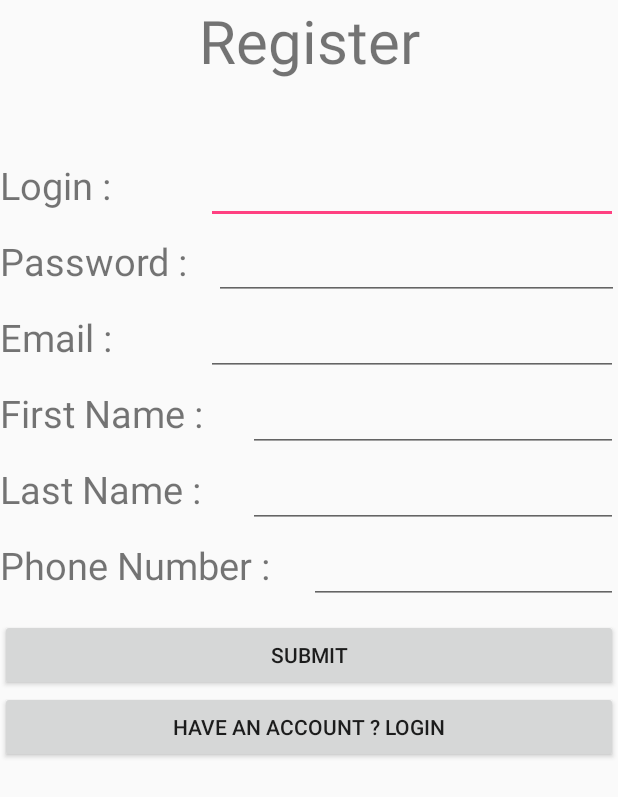
After one commit to CentraleFitness/Centrale-fitness-Android, an Android app: the RegisterActivity screen opened directly, with no data from a screen before it, on a phone screen of 412 x 824 dp. The commit adds this screen. Shown: the top 797 px of the screen. Run offline under Robolectric (Android 15) with nearby library versions, the phone set to English and light mode, and no system bars.

Commit message:
Register page

```diff
--- a/communication/src/main/java/com/fitness/centrale/centralefitness/Communication.java
+++ b/communication/src/main/java/com/fitness/centrale/centralefitness/Communication.java
@@ -11,7 +11,7 @@ public class Communication {
     protected Paths path;
 
 
-    protected ResponseObject prepareRequest(){
+    public ResponseObject prepareRequest(){
         SendRequestObject obj = new SendRequestObject();
         obj.messageToSend = requestObject;
         new RequestLauncher(obj, path).start();
--- a/communication/src/main/java/com/fitness/centrale/centralefitness/requests/AuthWithCredsRequest.java
+++ b/communication/src/main/java/com/fitness/centrale/centralefitness/requests/AuthWithCredsRequest.java
@@ -21,7 +21,8 @@ public class AuthWithCredsRequest extends Communication {
 
 
     public static void main(String[] args) {
-        System.out.println(new AuthWithCredsRequest("toto", "tata").prepareRequest().get(Constants.TOKEN));
+        System.out.println(new AuthWithCredsRequest("totljlkklo", "tati").prepareRequest().get("code"));
+
     }
 
 
--- a/communication/src/main/java/com/fitness/centrale/centralefitness/requests/AuthWithToken.java
+++ b/communication/src/main/java/com/fitness/centrale/centralefitness/requests/AuthWithToken.java
@@ -16,4 +16,9 @@ public class AuthWithToken extends Communication {
         requestObject = new RequestObject();
         requestObject.put(Constants.TOKEN, token);
     }
+
+
+    public static void main(String[] args) {
+        System.out.println(new AuthWithToken("eyJhbGciOiJIUzI1NiJ9.pc3MiOiJ0b3RvIn0.2VC8mvqNJH6Cb_wUFDCdGGGxNH18WmWrtLB-sszfA").prepareRequest().get("code"));
+    }
 }
--- a/mobile/build.gradle
+++ b/mobile/build.gradle
@@ -28,5 +28,6 @@ dependencies {
     compile 'com.google.android.gms:play-services-wearable:10.2.0'
     compile 'com.android.support:appcompat-v7:25.2.0'
     compile 'com.android.support.constraint:constraint-layout:1.0.2'
+    compile project(':communication')
     testCompile 'junit:junit:4.12'
 }
--- /dev/null
+++ b/mobile/src/main/java/com/fitness/centrale/centralefitness/RegisterActivity.java
@@ -0,0 +1,93 @@
+package com.fitness.centrale.centralefitness;
+
+import android.content.Intent;
+import android.os.Bundle;
+import android.support.annotation.Nullable;
+import android.support.v7.app.AppCompatActivity;
+import android.text.InputType;
+import android.view.View;
+import android.widget.Button;
+import android.widget.EditText;
+import android.widget.TextView;
+
+import com.fitness.centrale.centralefitness.requests.RegisterRequest;
+
+/**
+ * Created by remy on 16/03/17.
+ */
+
+public class RegisterActivity extends AppCompatActivity {
+
+    TextView loginText;
+    EditText login;
+    TextView passwordText;
+    EditText password;
+    TextView emailText;
+    EditText email;
+    EditText firstName;
+    EditText lastName;
+    EditText phone;
+    Button submit;
+    Button loginButton;
+
+
+    public void initComponents(){
+        loginText = (TextView) findViewById(R.id.RegisterLoginLbl);
+        login = (EditText) findViewById(R.id.RegisterLogin);
+
+        passwordText = (TextView) findViewById(R.id.RegisterPasswordLbl);
+        password = (EditText) findViewById(R.id.RegisterPassword);
+        password.setInputType(InputType.TYPE_CLASS_TEXT | InputType.TYPE_TEXT_VARIATION_PASSWORD);
+
+
+        emailText = (TextView) findViewById(R.id.RegisterEmail);
+        email = (EditText) findViewById(R.id.RegisterEmail);
+        email.setInputType(InputType.TYPE_TEXT_VARIATION_EMAIL_ADDRESS);
+
+        firstName = (EditText) findViewById(R.id.RegisterFirstName);
+        lastName = (EditText) findViewById(R.id.RegisterLastName);
+
+        phone = (EditText) findViewById(R.id.RegisterPhone);
+        phone.setInputType(InputType.TYPE_CLASS_PHONE);
+
+        submit = (Button) findViewById(R.id.RegisterSubmit);
+        loginButton  = (Button) findViewById(R.id.RegisterLoginButton);
+    }
+
+    @Override
+    protected void onCreate(@Nullable Bundle savedInstanceState) {
+        super.onCreate(savedInstanceState);
+        setContentView(R.layout.activity_register);
+        initComponents();
+
+        submit.setOnClickListener(new View.OnClickListener() {
+            @Override
+            public void onClick(View v) {
+                String loginStr = login.getText().toString();
+                String passStr = password.getText().toString();
+                String emailStr = email.getText().toString();
+                String firstNameStr = firstName.getText().toString();
+                String lastNameStr = lastName.getText().toString();
+                String phoneStr = phone.getText().toString();
+                ResponseObject obj = new RegisterRequest(loginStr, passStr, emailStr, lastNameStr, firstNameStr, phoneStr).prepareRequest();
+                if (!obj.isAnError()){
+                    //TODO : Save le token
+                    Intent intent = new Intent(RegisterActivity.this, MainActivity.class);
+                    intent.addFlags(Intent.FLAG_ACTIVITY_CLEAR_TASK | Intent.FLAG_ACTIVITY_NEW_TASK);
+                    startActivity(intent);
+
+                }
+            }
+        });
+
+        loginButton.setOnClickListener(new View.OnClickListener() {
+            @Override
+            public void onClick(View v) {
+                Intent intent = new Intent(RegisterActivity.this, LoginActivity.class);
+                intent.addFlags(Intent.FLAG_ACTIVITY_CLEAR_TASK | Intent.FLAG_ACTIVITY_NEW_TASK);
+                startActivity(intent);
+
+            }
+        });
+    }
+}
--- /dev/null
+++ b/mobile/src/main/res/layout/activity_register.xml
@@ -0,0 +1,161 @@
+<?xml version="1.0" encoding="utf-8"?>
+<LinearLayout xmlns:android="http://schemas.android.com/apk/res/android"
+    android:orientation="vertical" android:layout_width="match_parent"
+    android:layout_height="match_parent">
+
+
+    <TextView
+        android:layout_width="match_parent"
+        android:layout_height="wrap_content"
+        android:text="Register"
+        android:gravity="center"
+        android:textSize="40dp" />
+
+
+    <LinearLayout
+        android:layout_width="match_parent"
+        android:layout_height="wrap_content"
+        android:orientation="horizontal"
+        android:layout_marginTop="50dp">
+
+        <TextView
+            android:id="@+id/RegisterLoginLbl"
+            android:layout_width="match_parent"
+            android:layout_height="wrap_content"
+            android:text="Login : "
+            android:textSize="25dp"
+            android:layout_weight="2"/>
+        <EditText
+            android:id="@+id/RegisterLogin"
+            android:layout_width="match_parent"
+            android:layout_height="wrap_content"
+            android:layout_weight="1"/>
+
+    </LinearLayout>
+
+    <LinearLayout
+        android:layout_width="match_parent"
+        android:layout_height="wrap_content"
+        android:orientation="horizontal"
+        android:layout_marginTop="5dp">
+
+        <TextView
+            android:id="@+id/RegisterPasswordLbl"
+            android:layout_width="match_parent"
+            android:layout_height="wrap_content"
+            android:text="Password : "
+            android:layout_weight="1.9"
+            android:textSize="25dp"/>
+
+        <EditText
+            android:id="@+id/RegisterPassword"
+
+            android:layout_width="match_parent"
+            android:layout_height="wrap_content"
+            android:layout_weight="1"/>
+
+
+    </LinearLayout>
+
+    <LinearLayout
+        android:layout_width="match_parent"
+        android:layout_height="wrap_content"
+        android:orientation="horizontal"
+        android:layout_marginTop="5dp">
+
+        <TextView
+            android:id="@+id/RegisterEmailLbl"
+            android:layout_width="match_parent"
+            android:layout_height="wrap_content"
+            android:text="Email : "
+            android:textSize="25dp"
+            android:layout_weight="2"/>
+
+        <EditText
+            android:id="@+id/RegisterEmail"
+
+            android:layout_width="match_parent"
+            android:layout_height="wrap_content"
+            android:layout_weight="1"/>
+
+
+    </LinearLayout>
+    <LinearLayout
+        android:layout_width="match_parent"
+        android:layout_height="wrap_content"
+        android:orientation="horizontal"
+        android:layout_marginTop="5dp">
+
+        <TextView
+            android:layout_width="match_parent"
+            android:layout_height="wrap_content"
+            android:text="First Name : "
+            android:textSize="25dp"
+            android:layout_weight="1.5"/>
+
+        <EditText
+            android:id="@+id/RegisterFirstName"
+
+            android:layout_width="match_parent"
+            android:layout_height="wrap_content"
+            android:layout_weight="1"/>
+
+
+    </LinearLayout>
+    <LinearLayout
+        android:layout_width="match_parent"
+        android:layout_height="wrap_content"
+        android:orientation="horizontal"
+        android:layout_marginTop="5dp">
+
+        <TextView
+            android:layout_width="match_parent"
+            android:layout_height="wrap_content"
+            android:text="Last Name : "
+            android:textSize="25dp"
+            android:layout_weight="1.5"/>
+
+        <EditText
+            android:id="@+id/RegisterLastName"
+            android:layout_width="match_parent"
+            android:layout_height="wrap_content"
+            android:layout_weight="1"/>
+
+
+    </LinearLayout>
+    <LinearLayout
+        android:layout_width="match_parent"
+        android:layout_height="wrap_content"
+        android:orientation="horizontal"
+        android:layout_marginTop="5dp"
+        >
+
+        <TextView
+            android:layout_width="match_parent"
+            android:layout_height="wrap_content"
+            android:text="Phone Number : "
+            android:textSize="25dp"
+            android:layout_weight="1"/>
+
+        <EditText
+            android:id="@+id/RegisterPhone"
+            android:layout_width="match_parent"
+            android:layout_height="wrap_content"
+            android:layout_weight="1"/>
+
+
+    </LinearLayout>
+    <Button
+        android:id="@+id/RegisterSubmit"
+        android:layout_marginTop="10dp"
+        android:layout_width="match_parent"
+        android:layout_height="wrap_content"
+        android:text="Submit"/>
+    <Button
+        android:id="@+id/RegisterLoginButton"
+        android:layout_width="match_parent"
+        android:layout_height="wrap_content"
+        android:text="Have an account ? Login"/>
+
+
+</LinearLayout>
--- a/mobile/src/main/res/values/styles.xml
+++ b/mobile/src/main/res/values/styles.xml
@@ -6,6 +6,9 @@
         <item name="colorPrimary">@color/colorPrimary</item>
         <item name="colorPrimaryDark">@color/colorPrimaryDark</item>
         <item name="colorAccent">@color/colorAccent</item>
+        <item name="windowActionBar">true</item>
+        <item name="windowNoTitle">true</item>
+
     </style>
 
 </resources>
--- a/wear/src/main/res/layout/activity_main.xml
+++ b/wear/src/main/res/layout/activity_main.xml
@@ -5,7 +5,7 @@
     android:id="@+id/container"
     android:layout_width="match_parent"
     android:layout_height="match_parent"
-    tools:context="com.fitness.centrale.centralefitness.MainActivity"
+    tools:context="com.fitness.centrale.centralefitness.SplashActivity"
     tools:deviceIds="wear">
 
     <TextView
```
Also changed, not shown: mobile/src/main/AndroidManifest.xml (+14 -1 lines), mobile/src/main/java/com/fitness/centrale/centralefitness/LoginActivity.java (added, +71 -0 lines), mobile/src/main/java/com/fitness/centrale/centralefitness/MainActivity.java (+8 -2 lines), mobile/src/main/java/com/fitness/centrale/centralefitness/SplashActivity.java (added, +30 -0 lines), mobile/src/main/res/layout/activity_login.xml (added, +93 -0 lines), mobile/src/main/res/layout/activity_main.xml (+14 -14 lines), mobile/src/main/res/layout/activity_splash.xml (added, +19 -0 lines).
